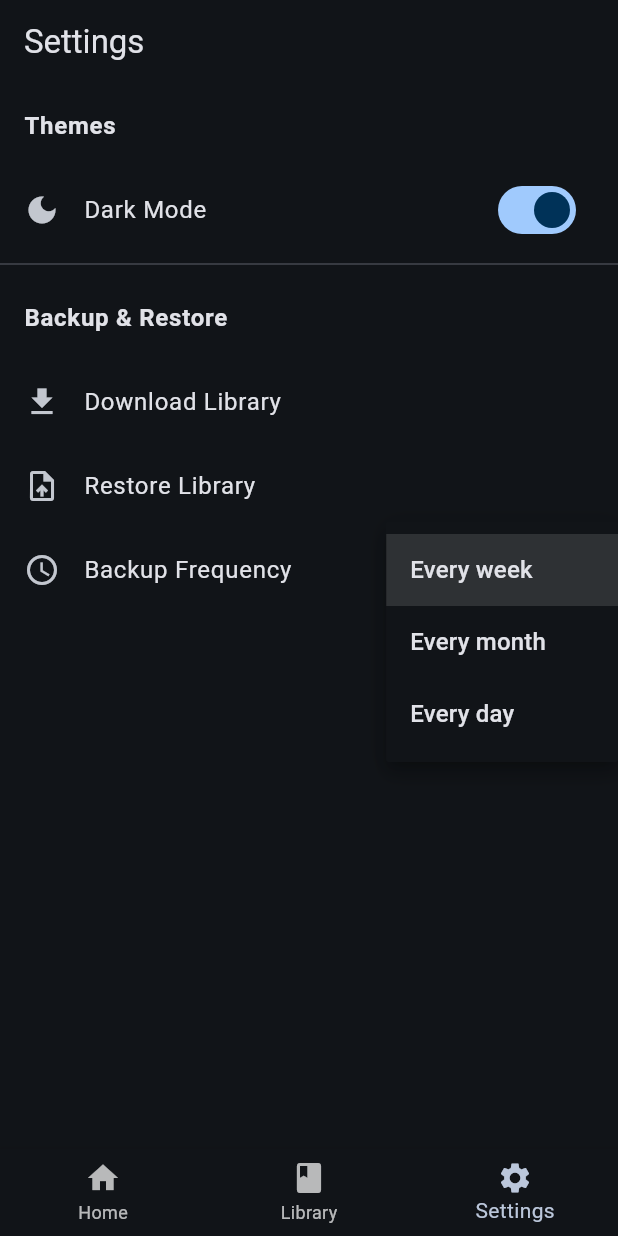
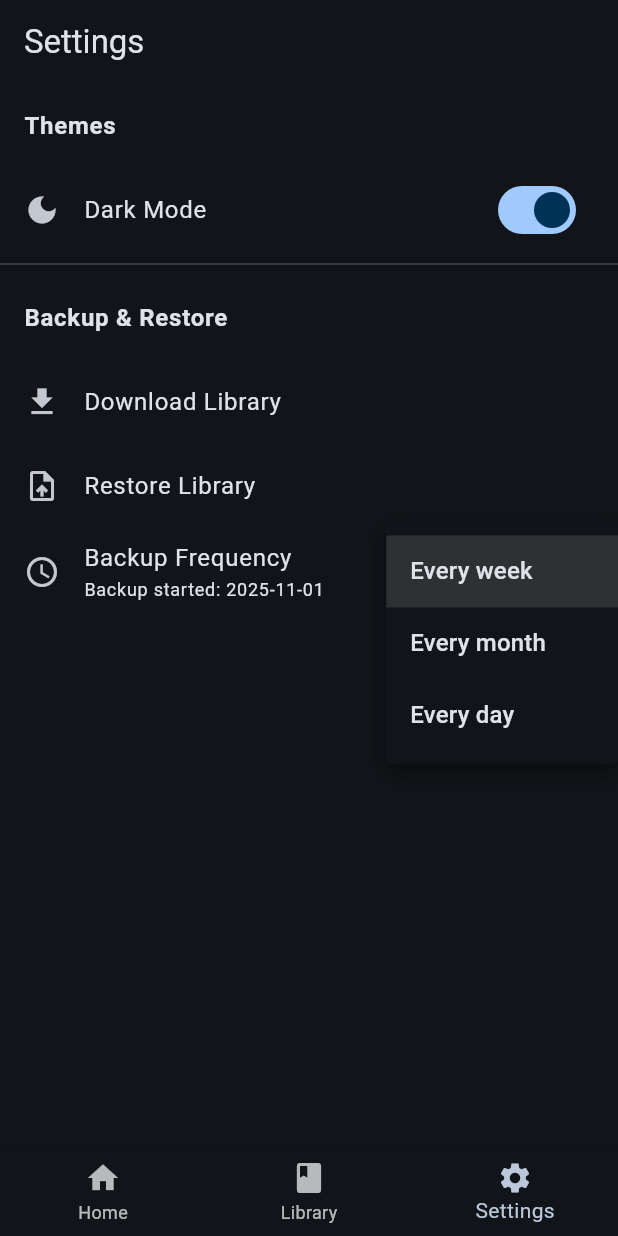
Before and after one commit to BlairyDev/manga-reader-app, a Flutter app: the screen it shows after launch, item 3 of the bottom bar chosen, after a tap on "Every week", on a phone screen of 412 x 824 dp. Run offline on Flutter 3.47's test engine with Material 3 defaults, Android fonts, the phone set to English and light mode, and no system bars; our stand-ins replace cached_network_image, expandable_text, file_picker, flutter_local_notifications, get_it, infinite_scroll_pagination and 3 more; missing offline and left inert: downloadsfolder, workmanager; accounts and stored records are empty; network calls fail.

Commit message:
Added backup date started and weekly as default for first time app launch

```diff
--- a/lib/data/constants.dart
+++ b/lib/data/constants.dart
@@ -9,4 +9,4 @@ class Constants {
 }
 
 ValueNotifier<bool> isDarkModeNotifier = ValueNotifier(false);
-ValueNotifier<DateTime> backupStarted = ValueNotifier(DateTime.now());
+ValueNotifier<String> backupStarted = ValueNotifier("");
--- a/lib/main.dart
+++ b/lib/main.dart
@@ -1,5 +1,6 @@
 import 'package:flutter/material.dart';
 import 'package:flutter_local_notifications/flutter_local_notifications.dart';
+import 'package:intl/intl.dart';
 import 'package:manga_reader_app/data/constants.dart';
 import 'package:manga_reader_app/data/repositories/data_repository/data_repository.dart';
 import 'package:manga_reader_app/data/repositories/manga_repository/mangadex_repository.dart';
@@ -72,6 +73,18 @@ Future<void> showNotification(String title, String body) async {
   await flutterLocalNotificationsPlugin.show(0, title, body, platformDetails);
 }
 
+Future<void> checkFirstTimeBackup() async {
+  if (backupStarted.value.isEmpty) {
+    await Workmanager().cancelByUniqueName("exportData");
+    await Workmanager().registerPeriodicTask(
+      "exportData",
+      "exportData",
+      frequency: Duration(days: 7),
+    );
+    backupStarted.value = DateFormat('yyyy-MM-dd').format(DateTime.now());
+  }
+}
+
 void main() {
   WidgetsFlutterBinding.ensureInitialized();
   Workmanager().initialize(callbackDispatcher);
@@ -125,6 +138,7 @@ class _MyAppState extends State<MyApp> {
     _checkStoragePermission();
     _checkNotificationPermission();
     initNotifications();
+    checkFirstTimeBackup();
     super.initState();
   }
 
--- a/lib/view/settings_screen.dart
+++ b/lib/view/settings_screen.dart
@@ -1,5 +1,6 @@
 import 'package:flutter/material.dart';
 import 'package:flutter/scheduler.dart';
+import 'package:intl/intl.dart';
 import 'package:manga_reader_app/data/constants.dart';
 import 'package:manga_reader_app/view_models/settings_view_model.dart';
 import 'package:provider/provider.dart';
@@ -80,7 +81,16 @@ class _SettingsScreenState extends State<SettingsScreen> {
               leading: Icon(Icons.upload_file),
             ),
             ListTile(
-              title: Text("Backup Frequency"),
+              title: Column(
+                crossAxisAlignment: CrossAxisAlignment.start,
+                children: [
+                  Text("Backup Frequency"),
+                  Text(
+                    "Backup started: ${backupStarted.value}",
+                    style: TextStyle(fontSize: 12),
+                  ),
+                ],
+              ),
               trailing: DropdownButton<String>(
                 value: _backupFrequency,
                 items: const [
@@ -101,6 +111,9 @@ class _SettingsScreenState extends State<SettingsScreen> {
                   await Workmanager().cancelByUniqueName("exportData");
                   setState(() {
                     _backupFrequency = value!;
+                    backupStarted.value = DateFormat(
+                      'yyyy-MM-dd',
+                    ).format(DateTime.now());
                   });
 
                   switch (_backupFrequency) {
--- a/pubspec.yaml
+++ b/pubspec.yaml
@@ -51,6 +51,7 @@ dependencies:
   downloadsfolder: ^1.2.0
   workmanager: ^0.9.0+3
   flutter_local_notifications: ^19.5.0
+  intl: ^0.20.2
 
 dev_dependencies:
   flutter_test:
```
Also changed, not shown: pubspec.lock.
